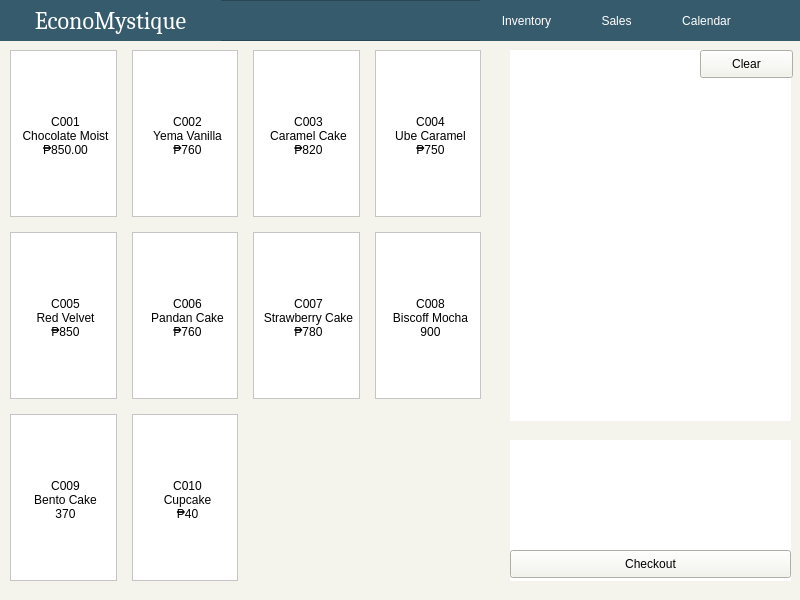
First picture: the form in pos.ui, repository ongchangco/Economystique2, before the edit.
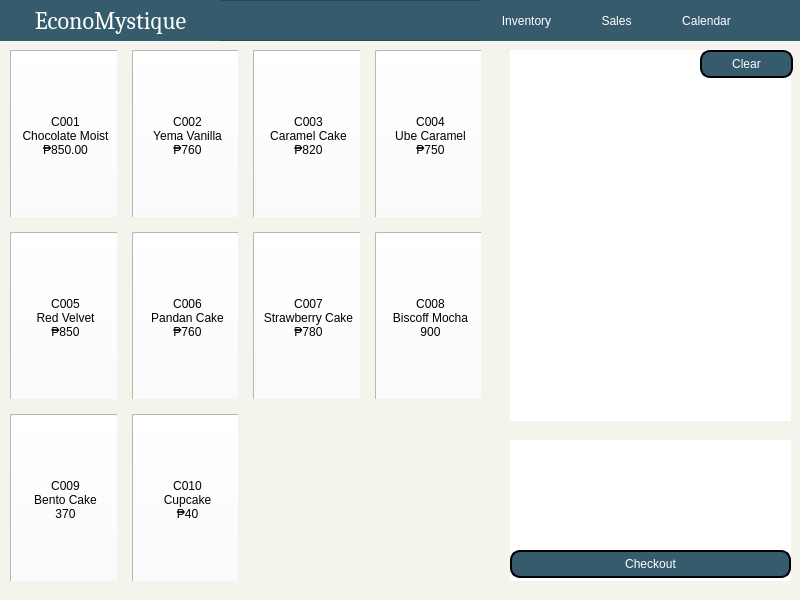
Second picture: the form after the edit. Icons and pictures are not drawn.

The edit to the form file:
```diff
--- a/pos.ui
+++ b/pos.ui
@@ -240,7 +240,7 @@
       <property name="frameShadow">
        <enum>QFrame::Raised</enum>
       </property>
-      <widget class="QPushButton" name="btnC005">
+      <widget class="QToolButton" name="btnC005">
        <property name="geometry">
         <rect>
          <x>0</x>
@@ -254,8 +254,18 @@
 Red Velvet
 ₱850</string>
        </property>
-       <property name="flat">
-        <bool>true</bool>
+       <property name="icon">
+        <iconset>
+         <normaloff>img/C005.png</normaloff>img/C005.png</iconset>
+       </property>
+       <property name="iconSize">
+        <size>
+         <width>80</width>
+         <height>80</height>
+        </size>
+       </property>
+       <property name="toolButtonStyle">
+        <enum>Qt::ToolButtonTextUnderIcon</enum>
        </property>
       </widget>
      </widget>
@@ -271,7 +281,7 @@
       <property name="frameShadow">
        <enum>QFrame::Raised</enum>
       </property>
-      <widget class="QPushButton" name="btnC003">
+      <widget class="QToolButton" name="btnC003">
        <property name="geometry">
         <rect>
          <x>0</x>
@@ -285,8 +295,18 @@
 Caramel Cake
 ₱820</string>
        </property>
-       <property name="flat">
-        <bool>true</bool>
+       <property name="icon">
+        <iconset>
+         <normaloff>img/C003.png</normaloff>img/C003.png</iconset>
+       </property>
+       <property name="iconSize">
+        <size>
+         <width>80</width>
+         <height>80</height>
+        </size>
+       </property>
+       <property name="toolButtonStyle">
+        <enum>Qt::ToolButtonTextUnderIcon</enum>
        </property>
       </widget>
      </widget>
@@ -302,24 +322,6 @@
       <property name="frameShadow">
        <enum>QFrame::Raised</enum>
       </property>
-      <widget class="QPushButton" name="btnC001">
-       <property name="geometry">
-        <rect>
-         <x>0</x>
-         <y>0</y>
-         <width>111</width>
-         <height>171</height>
-        </rect>
-       </property>
-       <property name="text">
-        <string>C001
-Chocolate Moist
-₱850.00</string>
-       </property>
-       <property name="flat">
-        <bool>true</bool>
-       </property>
-      </widget>
       <widget class="QPushButton" name="pushButton_2">
        <property name="geometry">
         <rect>
@@ -336,6 +338,34 @@
         <bool>true</bool>
        </property>
       </widget>
+      <widget class="QToolButton" name="btnC001">
+       <property name="geometry">
+        <rect>
+         <x>0</x>
+         <y>0</y>
+         <width>111</width>
+         <height>171</height>
+        </rect>
+       </property>
+       <property name="text">
+        <string>C001
+Chocolate Moist
+₱850.00</string>
+       </property>
+       <property name="icon">
+        <iconset>
+         <normaloff>img/C001.png</normaloff>img/C001.png</iconset>
+       </property>
+       <property name="iconSize">
+        <size>
+         <width>80</width>
+         <height>80</height>
+        </size>
+       </property>
+       <property name="toolButtonStyle">
+        <enum>Qt::ToolButtonTextUnderIcon</enum>
+       </property>
+      </widget>
      </widget>
     </item>
     <item row="0" column="1">
@@ -349,7 +379,7 @@
       <property name="frameShadow">
        <enum>QFrame::Raised</enum>
       </property>
-      <widget class="QPushButton" name="btnC002">
+      <widget class="QToolButton" name="btnC002">
        <property name="geometry">
         <rect>
          <x>0</x>
@@ -363,8 +393,18 @@
 Yema Vanilla
 ₱760</string>
        </property>
-       <property name="flat">
-        <bool>true</bool>
+       <property name="icon">
+        <iconset>
+         <normaloff>img/C002.png</normaloff>img/C002.png</iconset>
+       </property>
+       <property name="iconSize">
+        <size>
+         <width>80</width>
+         <height>80</height>
+        </size>
+       </property>
+       <property name="toolButtonStyle">
+        <enum>Qt::ToolButtonTextUnderIcon</enum>
        </property>
       </widget>
      </widget>
@@ -380,7 +420,7 @@
       <property name="frameShadow">
        <enum>QFrame::Raised</enum>
       </property>
-      <widget class="QPushButton" name="btnC007">
+      <widget class="QToolButton" name="btnC007">
        <property name="geometry">
         <rect>
          <x>0</x>
@@ -394,8 +434,18 @@
 Strawberry Cake
 ₱780</string>
        </property>
-       <property name="flat">
-        <bool>true</bool>
+       <property name="icon">
+        <iconset>
+         <normaloff>img/C007.png</normaloff>img/C007.png</iconset>
+       </property>
+       <property name="iconSize">
+        <size>
+         <width>80</width>
+         <height>80</height>
+        </size>
+       </property>
+       <property name="toolButtonStyle">
+        <enum>Qt::ToolButtonTextUnderIcon</enum>
        </property>
       </widget>
      </widget>
@@ -411,7 +461,7 @@
       <property name="frameShadow">
        <enum>QFrame::Raised</enum>
       </property>
-      <widget class="QPushButton" name="btnC004">
+      <widget class="QToolButton" name="btnC004">
        <property name="geometry">
         <rect>
          <x>0</x>
@@ -425,8 +475,18 @@
 Ube Caramel
 ₱750</string>
        </property>
-       <property name="flat">
-        <bool>true</bool>
+       <property name="icon">
+        <iconset>
+         <normaloff>img/C004.png</normaloff>img/C004.png</iconset>
+       </property>
+       <property name="iconSize">
+        <size>
+         <width>80</width>
+         <height>80</height>
+        </size>
+       </property>
+       <property name="toolButtonStyle">
+        <enum>Qt::ToolButtonTextUnderIcon</enum>
        </property>
       </widget>
      </widget>
@@ -442,7 +502,7 @@
       <property name="frameShadow">
        <enum>QFrame::Raised</enum>
       </property>
-      <widget class="QPushButton" name="btnC008">
+      <widget class="QToolButton" name="btnC008">
        <property name="geometry">
         <rect>
          <x>0</x>
@@ -456,8 +516,18 @@
 Biscoff Mocha
 900</string>
        </property>
-       <property name="flat">
-        <bool>true</bool>
+       <property name="icon">
+        <iconset>
+         <normaloff>img/C008.png</normaloff>img/C008.png</iconset>
+       </property>
+       <property name="iconSize">
+        <size>
+         <width>80</width>
+         <height>80</height>
+        </size>
+       </property>
+       <property name="toolButtonStyle">
+        <enum>Qt::ToolButtonTextUnderIcon</enum>
        </property>
       </widget>
      </widget>
@@ -473,7 +543,7 @@
       <property name="frameShadow">
        <enum>QFrame::Raised</enum>
       </property>
-      <widget class="QPushButton" name="btnC009">
+      <widget class="QToolButton" name="btnC009">
        <property name="geometry">
         <rect>
          <x>0</x>
@@ -487,8 +557,18 @@
 Bento Cake
 370</string>
        </property>
-       <property name="flat">
-        <bool>true</bool>
+       <property name="icon">
+        <iconset>
+         <normaloff>img/C009.png</normaloff>img/C009.png</iconset>
+       </property>
+       <property name="iconSize">
+        <size>
+         <width>80</width>
+         <height>80</height>
+        </size>
+       </property>
+       <property name="toolButtonStyle">
+        <enum>Qt::ToolButtonTextUnderIcon</enum>
        </property>
       </widget>
      </widget>
@@ -504,7 +584,7 @@
       <property name="frameShadow">
        <enum>QFrame::Raised</enum>
       </property>
-      <widget class="QPushButton" name="btnC010">
+      <widget class="QToolButton" name="btnC010">
        <property name="geometry">
         <rect>
          <x>0</x>
@@ -518,8 +598,18 @@
 Cupcake
 ₱40</string>
        </property>
-       <property name="flat">
-        <bool>true</bool>
+       <property name="icon">
+        <iconset>
+         <normaloff>img/C010.png</normaloff>img/C010.png</iconset>
+       </property>
+       <property name="iconSize">
+        <size>
+         <width>80</width>
+         <height>80</height>
+        </size>
+       </property>
+       <property name="toolButtonStyle">
+        <enum>Qt::ToolButtonTextUnderIcon</enum>
        </property>
       </widget>
      </widget>
@@ -535,7 +625,7 @@
       <property name="frameShadow">
        <enum>QFrame::Raised</enum>
       </property>
-      <widget class="QPushButton" name="btnC006">
+      <widget class="QToolButton" name="btnC006">
        <property name="geometry">
         <rect>
          <x>0</x>
@@ -549,8 +639,18 @@
 Pandan Cake
 ₱760</string>
        </property>
-       <property name="flat">
-        <bool>true</bool>
+       <property name="icon">
+        <iconset>
+         <normaloff>img/C006.png</normaloff>img/C006.png</iconset>
+       </property>
+       <property name="iconSize">
+        <size>
+         <width>80</width>
+         <height>80</height>
+        </size>
+       </property>
+       <property name="toolButtonStyle">
+        <enum>Qt::ToolButtonTextUnderIcon</enum>
        </property>
       </widget>
      </widget>
@@ -582,6 +682,24 @@
      <height>28</height>
     </rect>
    </property>
+   <property name="styleSheet">
+    <string notr="true">QPushButton{
+	background: #365b6d;
+	color: white;
+	border-style: outset;
+	border-width: 2px;
+	border-radius:10px;
+	border-color: black;
+}
+QPushButton:hover {
+    background-color: #53786d;
+	border: 2px solid black;
+}
+QPushButton:pressed {
+    border-style: inset;
+    background-color: #365b6d;
+}</string>
+   </property>
    <property name="text">
     <string>Clear</string>
    </property>
@@ -611,6 +729,24 @@
      <height>28</height>
     </rect>
    </property>
+   <property name="styleSheet">
+    <string notr="true">QPushButton{
+	background: #365b6d;
+	color: white;
+	border-style: outset;
+	border-width: 2px;
+	border-radius:10px;
+	border-color: black;
+}
+QPushButton:hover {
+    background-color: #53786d;
+	border: 2px solid black;
+}
+QPushButton:pressed {
+    border-style: inset;
+    background-color: #365b6d;
+}</string>
+   </property>
    <property name="text">
     <string>Checkout</string>
    </property>
```
Left out of the diff: 3 changed lines with no effect on the pictures.
